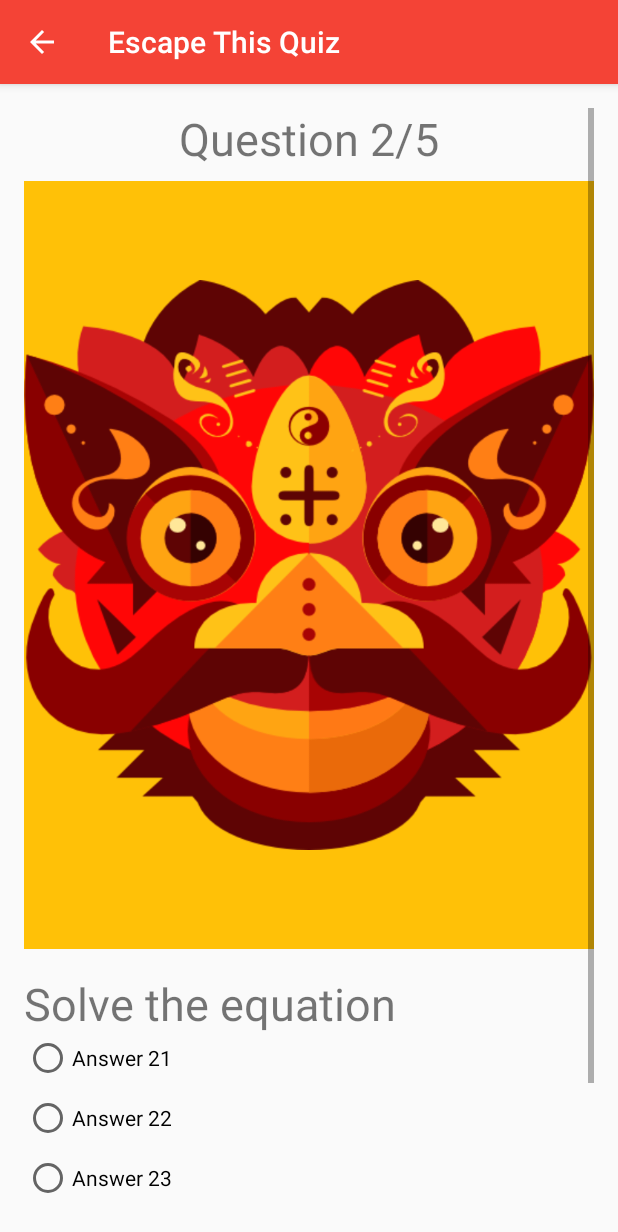
After one commit to Melsara/EscapeThisQuiz, an Android app: the QuizCard02 screen opened directly, with no data from a screen before it, on a phone screen of 412 x 824 dp. The commit adds this screen. Shown: the top 1232 px of the screen. Run offline under Robolectric (Android 15) with nearby library versions, the phone set to English and light mode, and no system bars.

Commit message:
Creating new layouts for other questions.

```diff
--- a/app/src/main/java/com/sardegnaisoladicavalli/escapethisquiz/MainActivity.java
+++ b/app/src/main/java/com/sardegnaisoladicavalli/escapethisquiz/MainActivity.java
@@ -9,7 +9,6 @@ import android.widget.EditText;
 import static android.provider.AlarmClock.EXTRA_MESSAGE;
 
 public class MainActivity extends AppCompatActivity {
-    public static final String EXTRA_MESSAGE = "com.example.myfirstapp.MESSAGE";
 
     @Override
     protected void onCreate(Bundle savedInstanceState) {
@@ -18,7 +17,7 @@ public class MainActivity extends AppCompatActivity {
     }
 
     public void startQuiz (View view) {
-        Intent intent = new Intent(this, QuizCard.class);
+        Intent intent = new Intent(this, QuizCard01.class);
         startActivity(intent);
     }
 }
--- /dev/null
+++ b/app/src/main/res/layout/activity_quiz_card_02.xml
@@ -0,0 +1,136 @@
+<?xml version="1.0" encoding="utf-8"?>
+<ScrollView xmlns:android="http://schemas.android.com/apk/res/android"
+    xmlns:app="http://schemas.android.com/apk/res-auto"
+    xmlns:tools="http://schemas.android.com/tools"
+    android:layout_width="fill_parent"
+    android:layout_height="fill_parent"
+    android:orientation="vertical"
+    tools:context="com.sardegnaisoladicavalli.escapethisquiz.QuizCard02"
+    android:layout_margin="@dimen/margin">
+
+    <LinearLayout
+        android:layout_width="fill_parent"
+        android:layout_height="fill_parent"
+        android:orientation="vertical">
+
+
+        <TextView
+            android:id="@+id/card_text"
+            android:layout_width="wrap_content"
+            android:layout_height="0dp"
+            android:layout_weight="1"
+            android:text="@string/text2"
+            android:layout_gravity="center_horizontal"
+            android:textSize="30sp" />
+
+
+        <ImageView
+            android:id="@+id/card_image"
+            android:layout_width="match_parent"
+            android:layout_height="0dp"
+            android:layout_weight="10"
+            android:layout_marginTop="@dimen/half_margin"
+            android:background="@color/colorAccent"
+            android:src="@drawable/dragon"/>
+
+
+        <TextView
+            android:id="@+id/card_question"
+            android:layout_width="wrap_content"
+            android:layout_height="0dp"
+            android:layout_gravity="center_vertical"
+            android:layout_weight="1"
+            android:layout_marginTop="@dimen/margin"
+            android:text="@string/question2"
+            android:textSize="30sp" />
+
+        <RadioGroup xmlns:android="http://schemas.android.com/apk/res/android"
+            android:layout_width="fill_parent"
+            android:layout_height="0dp"
+            android:layout_weight="3"
+            android:orientation="vertical">
+
+            <RadioButton
+                android:id="@+id/card_answer1"
+                android:layout_width="wrap_content"
+                android:layout_height="wrap_content"
+                android:onClick="onRadioButtonClicked"
+                android:text="@string/answer21" />
+
+            <RadioButton
+                android:id="@+id/card_answer2"
+                android:layout_width="wrap_content"
+                android:layout_height="wrap_content"
+                android:layout_marginTop="@dimen/half_margin"
+                android:onClick="onRadioButtonClicked"
+                android:text="@string/answer22" />
+
+            <RadioButton
+                android:id="@+id/card_answer3"
+                android:layout_width="wrap_content"
+                android:layout_height="wrap_content"
+                android:layout_marginTop="@dimen/half_margin"
+                android:onClick="onRadioButtonClicked"
+                android:text="@string/answer23"/>
+
+            <RadioButton
+                android:id="@+id/card_answer4"
+                android:layout_width="wrap_content"
+                android:layout_height="wrap_content"
+                android:layout_marginTop="@dimen/half_margin"
+                android:onClick="onRadioButtonClicked"
+                android:text="@string/answer24" />
+
+        </RadioGroup>
+
+        <LinearLayout
+            android:layout_width="match_parent"
+            android:layout_height="0dp"
+            android:layout_weight="1"
+            android:layout_gravity="center"
+            android:orientation="horizontal"
+            android:layout_marginTop="@dimen/margin">
+
+            <Button
+                android:id="@+id/button_back"
+                android:layout_width="0dp"
+                android:layout_height="wrap_content"
+                android:layout_weight="1"
+                android:background="@color/colorAccent"
+                android:gravity="center"
+                android:text="@string/button_Back"
+                android:layout_marginRight="@dimen/margin"
+                android:textColor="@color/colorPrimaryDark"
+                android:onClick="onBackButtonClicked"
+                android:visibility="visible" />
+
+            <Button
+                android:id="@+id/button_submit"
+                android:layout_width="0dp"
+                android:layout_height="wrap_content"
+                android:layout_weight="1"
+                android:layout_centerHorizontal="true"
+                android:background="@color/colorAccent"
+                android:gravity="center"
+                android:text="@string/button_Submit"
+                android:textColor="@color/colorPrimaryDark"
+                android:visibility="invisible" />
+
+            <Button
+                android:id="@+id/button_forward"
+                android:layout_width="0dp"
+                android:layout_height="wrap_content"
+                android:layout_weight="1"
+                android:background="@color/colorAccent"
+                android:layout_marginLeft="@dimen/margin"
+                android:gravity="center"
+                android:text="@string/button_Next"
+                android:textColor="@color/colorPrimaryDark"
+                android:visibility="visible" />
+
+        </LinearLayout>
+
+
+    </LinearLayout>
+
+</ScrollView>
--- a/app/src/main/res/values/strings.xml
+++ b/app/src/main/res/values/strings.xml
@@ -36,4 +36,7 @@
 	<string name="answer52">Answer 52</string>
 	<string name="answer53">Answer 53</string>
 	<string name="answer54">Answer 54</string>
-	</resources>
+	<string name="button_Back">Back</string>
+	<string name="button_Next">Next</string>
+	<string name="button_Submit">Submit</string>
+</resources>
```
Also changed, not shown: app/src/main/AndroidManifest.xml (+7 -2 lines), app/src/main/java/com/sardegnaisoladicavalli/escapethisquiz/QuizCard.java (deleted, +0 -16 lines), app/src/main/java/com/sardegnaisoladicavalli/escapethisquiz/QuizCard01.java (added, +62 -0 lines), app/src/main/java/com/sardegnaisoladicavalli/escapethisquiz/QuizCard02.java (added, +67 -0 lines), app/src/main/java/com/sardegnaisoladicavalli/escapethisquiz/QuizCard03.java (added, +69 -0 lines), app/src/main/res/layout/activity_quiz_card_01.xml (+15 -14 lines), app/src/main/res/layout/activity_quiz_card_03.xml (added, +136 -0 lines).
